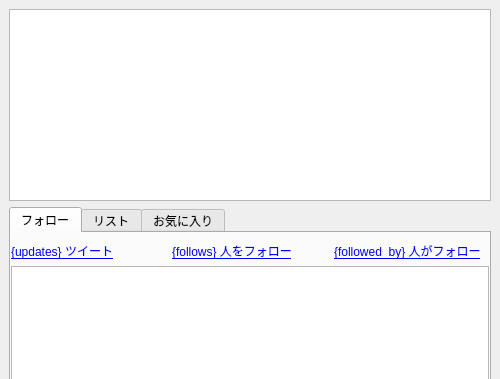
The window that userform.ui (showa-yojyo/twclient) describes before a commit, drawn with Qt 5; both pictures show x 0 to 500 and y 0 to 379 of the 500 by 640 pixel window.
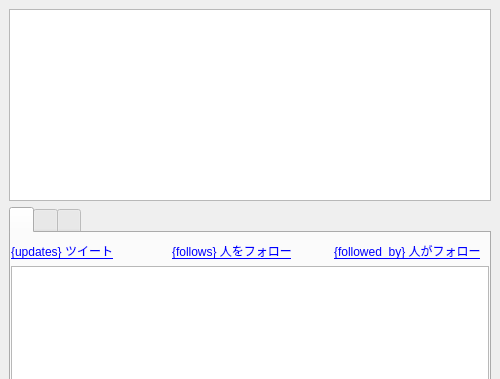
The same window after the commit. Icons and pictures are not drawn. Custom widgets are drawn as their Qt base class.

Commit message: * resource/favorites.png: アイコン用画像を追加。 * resource/followers.png: アイコン用画像を追加。 * resource/lists.png: アイコン用画像を追加。 * twclient.qrc: 上記 3 ファイルを追加。 * twclient_rc.py: pyrcc4 による自動生成。 * ui_userform.py: pyuic4 による自動生成。 * userform.ui: タブのアイコンを設定した。

Diff of the .ui file:
```diff
--- a/userform.ui
+++ b/userform.ui
@@ -50,7 +50,10 @@
         <normaloff>:/resource/illvelo-32x32.png</normaloff>:/resource/illvelo-32x32.png</iconset>
       </attribute>
       <attribute name="title">
-       <string>フォロー</string>
+       <string/>
+      </attribute>
+      <attribute name="toolTip">
+       <string>最新のツイートとフォロワーを表示</string>
       </attribute>
       <layout class="QVBoxLayout" name="verticalLayout_2">
        <property name="leftMargin">
@@ -144,7 +147,10 @@
         <normaloff>:/resource/illvelo-32x32.png</normaloff>:/resource/illvelo-32x32.png</iconset>
       </attribute>
       <attribute name="title">
-       <string>リスト</string>
+       <string/>
+      </attribute>
+      <attribute name="toolTip">
+       <string>このユーザーに関係するリストを表示</string>
       </attribute>
       <layout class="QVBoxLayout" name="verticalLayout_5">
        <property name="leftMargin">
@@ -217,7 +223,10 @@
         <normaloff>:/resource/illvelo-32x32.png</normaloff>:/resource/illvelo-32x32.png</iconset>
       </attribute>
       <attribute name="title">
-       <string>お気に入り</string>
+       <string/>
+      </attribute>
+      <attribute name="toolTip">
+       <string>このユーザーのお気に入りツイートを表示</string>
       </attribute>
       <layout class="QVBoxLayout" name="verticalLayout">
        <property name="margin">
```
Left out of the diff: 6 changed lines with no effect on the pictures. The commit also changes 6 other files.
